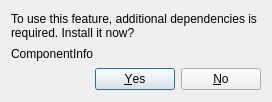
The window that openfreebuds_qt/designer/dependency_missing.ui (melianmiko/OpenFreebuds) describes before a commit, drawn with Qt 5.
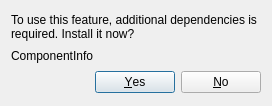
The same window after the commit.

What changed in the file:
```diff
--- a/openfreebuds_qt/designer/dependency_missing.ui
+++ b/openfreebuds_qt/designer/dependency_missing.ui
@@ -7,7 +7,7 @@
     <x>0</x>
     <y>0</y>
     <width>272</width>
-    <height>102</height>
+    <height>106</height>
    </rect>
   </property>
   <property name="windowTitle">
```
Left out of the diff: 8 changed lines with no effect on the pictures.
